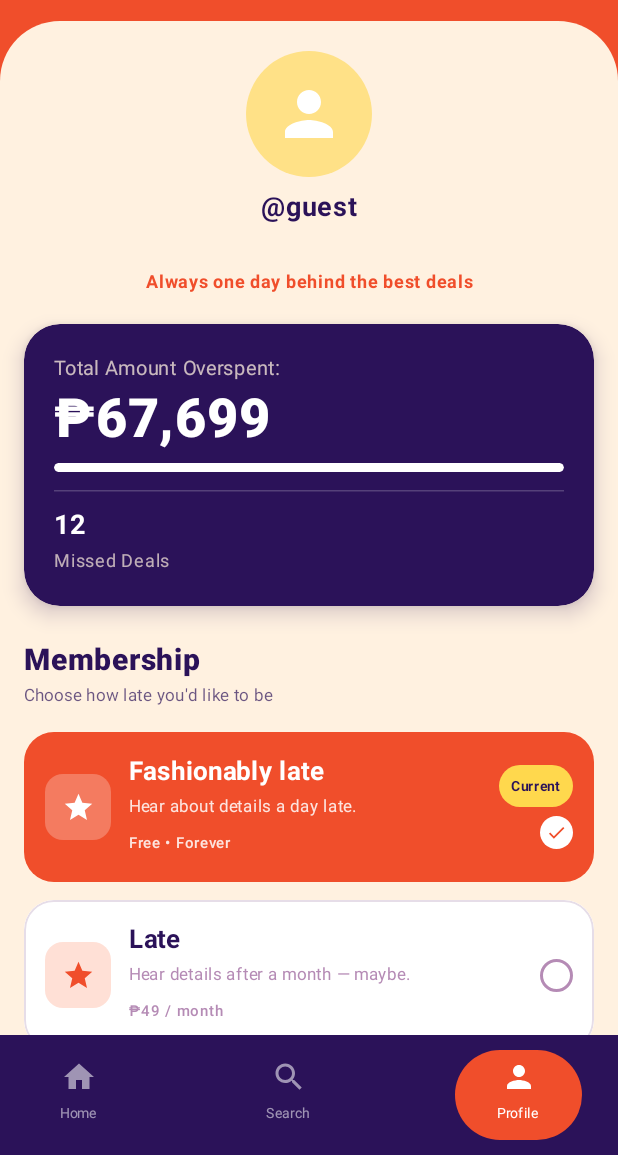
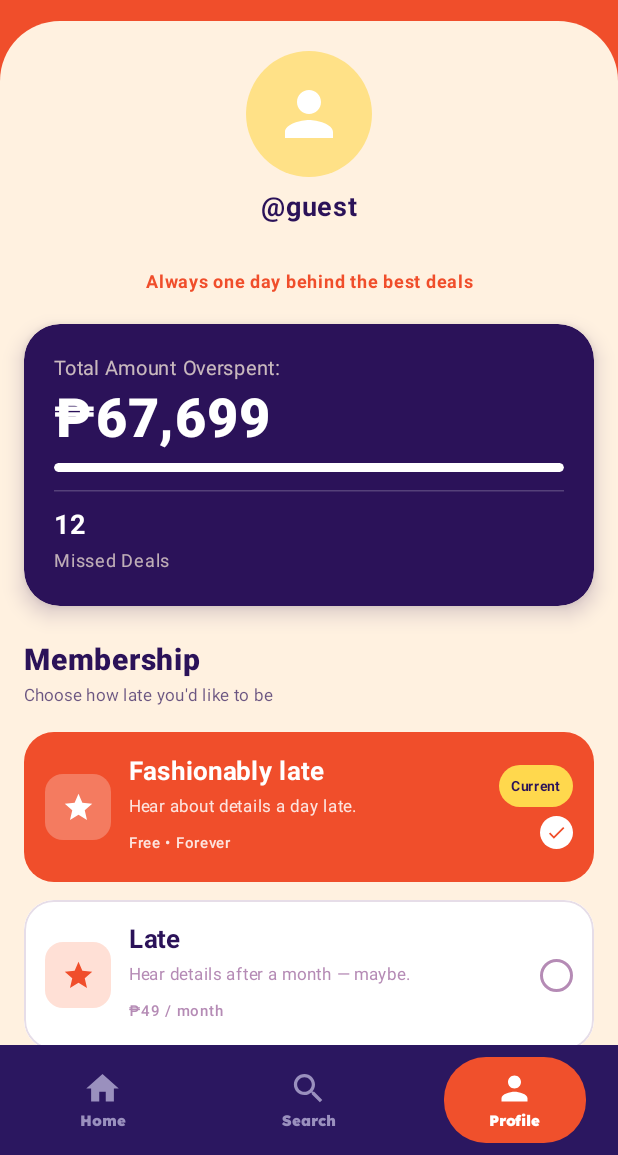
Before and after one commit to k-burbos/dealayed-malfunctionhackathon, an Android app built with Jetpack Compose: the ProfileActivity screen opened directly, with no data from a screen before it, on a phone screen of 412 x 824 dp, the part 81-1236 px from its top. Run offline under Robolectric (Android 15) with nearby library versions, the phone set to English and light mode, and no system bars.

Commit message:
fixed nav bar for profile

```diff
--- a/app/src/main/java/com/example/dealayed/BottomNav.kt
+++ b/app/src/main/java/com/example/dealayed/BottomNav.kt
@@ -3,9 +3,9 @@ package com.example.dealayed
 import android.app.Activity
 import android.content.Intent
 import android.content.res.ColorStateList
+import android.view.View
 import android.widget.ImageView
 import android.widget.TextView
-import android.view.View
 import androidx.core.content.ContextCompat
 import androidx.core.widget.ImageViewCompat
 
@@ -13,14 +13,17 @@ object BottomNav {
 
     enum class Tab { HOME, SEARCH, PROFILE }
 
-    fun setup(activity: Activity, selected: Tab) {
-        style(activity, selected, Tab.HOME, R.id.navHomePill, R.id.navHomeIcon, R.id.navHomeLabel)
-        style(activity, selected, Tab.SEARCH, R.id.navSearchPill, R.id.navSearchIcon, R.id.navSearchLabel)
-        style(activity, selected, Tab.PROFILE, R.id.navProfilePill, R.id.navProfileIcon, R.id.navProfileLabel)
+    fun setup(
+        activity: Activity,
+        selected: Tab,
+        root: View = activity.window.decorView
+    ) {
+        style(activity, root, selected, Tab.HOME, R.id.navHomePill, R.id.navHomeIcon, R.id.navHomeLabel)
+        style(activity, root, selected, Tab.SEARCH, R.id.navSearchPill, R.id.navSearchIcon, R.id.navSearchLabel)
+        style(activity, root, selected, Tab.PROFILE, R.id.navProfilePill, R.id.navProfileIcon, R.id.navProfileLabel)
 
-        activity.findViewById<View>(R.id.navHome).setOnClickListener {
+        root.findViewById<View>(R.id.navHome).setOnClickListener {
             if (selected != Tab.HOME) {
-                // Brings the existing Home screen back and closes the screens above it
                 val intent = Intent(activity, HomeActivity::class.java).apply {
                     addFlags(Intent.FLAG_ACTIVITY_CLEAR_TOP or Intent.FLAG_ACTIVITY_SINGLE_TOP)
                 }
@@ -29,18 +32,30 @@ object BottomNav {
             }
         }
 
-        activity.findViewById<View>(R.id.navSearch).setOnClickListener {
+        root.findViewById<View>(R.id.navSearch).setOnClickListener {
             if (selected != Tab.SEARCH) {
                 activity.startActivity(Intent(activity, SearchActivity::class.java))
                 activity.overridePendingTransition(0, 0)
             }
         }
 
-        // Profile does nothing yet
+        root.findViewById<View>(R.id.navProfile).setOnClickListener {
+            if (selected != Tab.PROFILE) {
+                val intent = Intent(activity, ProfileActivity::class.java).apply {
+                    addFlags(Intent.FLAG_ACTIVITY_CLEAR_TOP or Intent.FLAG_ACTIVITY_SINGLE_TOP)
+                    // Pass the email along so the profile can show it
+                    activity.intent?.getStringExtra(ProfileActivity.EXTRA_EMAIL)?.let {
+                        putExtra(ProfileActivity.EXTRA_EMAIL, it)
+                    }
+                }
+                activity.startActivity(intent)
+                activity.overridePendingTransition(0, 0)
+            }
+        }
     }
 
     private fun style(
-        activity: Activity, selected: Tab, tab: Tab,
+        activity: Activity, root: View, selected: Tab, tab: Tab,
         pillId: Int, iconId: Int, labelId: Int
     ) {
         val active = selected == tab
@@ -48,13 +63,13 @@ object BottomNav {
             activity, if (active) R.color.white else R.color.nav_inactive
         )
 
-        val pill = activity.findViewById<View>(pillId)
+        val pill = root.findViewById<View>(pillId)
         if (active) pill.setBackgroundResource(R.drawable.bg_nav_active)
         else pill.background = null
 
         ImageViewCompat.setImageTintList(
-            activity.findViewById<ImageView>(iconId), ColorStateList.valueOf(color)
+            root.findViewById<ImageView>(iconId), ColorStateList.valueOf(color)
         )
-        activity.findViewById<TextView>(labelId).setTextColor(color)
+        root.findViewById<TextView>(labelId).setTextColor(color)
     }
 }
--- a/app/src/main/java/com/example/dealayed/ProfileActivity.kt
+++ b/app/src/main/java/com/example/dealayed/ProfileActivity.kt
@@ -1,8 +1,9 @@
 package com.example.dealayed
 
+import android.app.Activity
 import android.content.Intent
 import android.os.Bundle
-import androidx.compose.ui.platform.LocalContext
+import android.view.LayoutInflater
 import androidx.activity.ComponentActivity
 import androidx.activity.compose.setContent
 import androidx.activity.enableEdgeToEdge
@@ -26,10 +27,13 @@ import androidx.compose.ui.draw.clip
 import androidx.compose.ui.draw.shadow
 import androidx.compose.ui.graphics.Color
 import androidx.compose.ui.graphics.vector.ImageVector
+import androidx.compose.ui.platform.LocalContext
 import androidx.compose.ui.text.font.FontWeight
 import androidx.compose.ui.text.style.TextAlign
 import androidx.compose.ui.unit.dp
 import androidx.compose.ui.unit.sp
+import androidx.compose.ui.viewinterop.AndroidView
+import androidx.activity.compose.LocalActivity
 
 // ---------- Activity ----------
 class ProfileActivity : ComponentActivity() {
@@ -84,11 +88,9 @@ private val membershipTiers = listOf(
 // ---------- Root ----------
 @Composable
 private fun ProfileScreen(username: String, email: String, onLogout: () -> Unit) {
-    var selectedTab by remember { mutableIntStateOf(2) } // 2 = Profile tab
-
     Scaffold(
         containerColor = Orange,
-        bottomBar = { ProfileBottomBar(selectedTab) { selectedTab = it } }
+        bottomBar = { ProfileBottomBar() }
     ) { padding ->
         Column(
             Modifier
@@ -163,6 +165,7 @@ private fun CircleIcon(icon: ImageVector, bg: Color, tint: Color, onClick: () ->
         Icon(icon, contentDescription = null, tint = tint, modifier = Modifier.size(20.dp))
     }
 }
+
 // ---------- Profile ----------
 @Composable
 private fun ProfileSection(username: String, email: String) {
@@ -415,44 +418,25 @@ private fun LogOutButton(onClick: () -> Unit) {
     }
 }
 
-// ---------- Bottom navigation ----------
+// ---------- Bottom navigation (shared with Home and Search) ----------
 @Composable
-private fun ProfileBottomBar(selected: Int, onSelect: (Int) -> Unit) {
-    val items = listOf(
-        "Home" to Icons.Filled.Home,
-        "Search" to Icons.Filled.Search,
-        "Profile" to Icons.Filled.Person,
-    )
-    Row(
+private fun ProfileBottomBar() {
+    val activity = LocalActivity.current ?: return
+
+    // The purple fills the area behind the gesture bar
+    Box(
         Modifier
             .fillMaxWidth()
             .background(Purple)
             .navigationBarsPadding()
-            .padding(horizontal = 24.dp, vertical = 10.dp),
-        horizontalArrangement = Arrangement.SpaceBetween,
-        verticalAlignment = Alignment.CenterVertically
     ) {
-        items.forEachIndexed { index, (label, icon) ->
-            val active = index == selected
-            Column(
-                Modifier
-                    .clip(RoundedCornerShape(50))
-                    .background(if (active) Orange else Color.Transparent)
-                    .clickable { onSelect(index) }
-                    .padding(horizontal = if (active) 28.dp else 16.dp, vertical = 6.dp),
-                horizontalAlignment = Alignment.CenterHorizontally
-            ) {
-                Icon(
-                    icon, contentDescription = label,
-                    tint = if (active) Color.White else Color.White.copy(alpha = 0.55f),
-                    modifier = Modifier.size(24.dp)
-                )
-                Text(
-                    label,
-                    color = if (active) Color.White else Color.White.copy(alpha = 0.55f),
-                    fontSize = 9.sp
-                )
+        AndroidView(
+            modifier = Modifier.fillMaxWidth(),
+            factory = { ctx ->
+                LayoutInflater.from(ctx).inflate(R.layout.view_bottom_nav, null).also { nav ->
+                    BottomNav.setup(activity, BottomNav.Tab.PROFILE, nav)
+                }
             }
-        }
+        )
     }
 }
```
